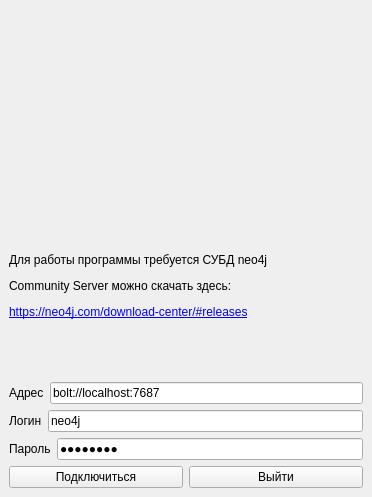
The window that ui/login.ui (moevm/nosql1h19-text-graph) describes before a commit, drawn with Qt 5.
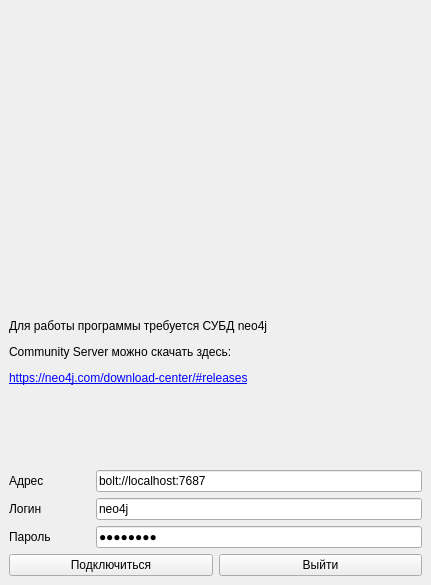
The same window after the commit. Icons and pictures are not drawn.

```diff
--- a/ui/login.ui
+++ b/ui/login.ui
@@ -6,10 +6,22 @@
    <rect>
     <x>0</x>
     <y>0</y>
-    <width>372</width>
-    <height>497</height>
+    <width>431</width>
+    <height>585</height>
    </rect>
   </property>
+  <property name="sizePolicy">
+   <sizepolicy hsizetype="Fixed" vsizetype="Fixed">
+    <horstretch>0</horstretch>
+    <verstretch>0</verstretch>
+   </sizepolicy>
+  </property>
+  <property name="maximumSize">
+   <size>
+    <width>431</width>
+    <height>585</height>
+   </size>
+  </property>
   <property name="windowTitle">
    <string>MainWindow</string>
   </property>
@@ -49,7 +61,7 @@
      </widget>
     </item>
     <item>
-     <layout class="QHBoxLayout" name="horizontalLayout">
+     <layout class="QHBoxLayout" name="horizontalLayout" stretch="1,4">
       <item>
        <widget class="QLabel" name="label_2">
         <property name="text">
@@ -67,7 +79,7 @@
      </layout>
     </item>
     <item>
-     <layout class="QHBoxLayout" name="horizontalLayout_2">
+     <layout class="QHBoxLayout" name="horizontalLayout_2" stretch="1,4">
       <item>
        <widget class="QLabel" name="label_3">
         <property name="text">
@@ -85,7 +97,7 @@
      </layout>
     </item>
     <item>
-     <layout class="QHBoxLayout" name="horizontalLayout_3">
+     <layout class="QHBoxLayout" name="horizontalLayout_3" stretch="1,4">
       <item>
        <widget class="QLabel" name="label_4">
         <property name="text">
```
Left out of the diff: 8 changed lines with no effect on the pictures.
